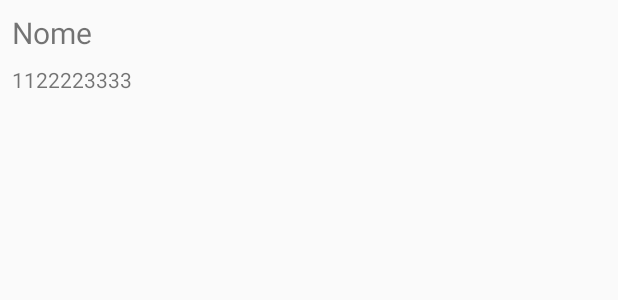
After one commit to kvrscream/Agenda-Alura, an Android app: the layout layout_item_aluno.xml on its own in the app's theme, with its tools: preview values and no code run, on a phone screen of 412 x 824 dp. The commit adds this screen. Shown: the top 300 px of the screen. Run offline under Robolectric (Android 15) with nearby library versions, the phone set to English and light mode, and no system bars.

Commit message:
ListView personalizado com base Adapter

```diff
--- /dev/null
+++ b/app/src/main/res/layout/layout_item_aluno.xml
@@ -0,0 +1,25 @@
+<?xml version="1.0" encoding="utf-8"?>
+<LinearLayout xmlns:android="http://schemas.android.com/apk/res/android"
+        android:orientation="vertical" android:layout_width="match_parent"
+        xmlns:tools="http://schemas.android.com/tools"
+        android:layout_height="match_parent">
+
+    <TextView
+            android:id="@+id/txtAlunoNome"
+            android:layout_width="match_parent"
+            android:layout_height="wrap_content"
+            android:textSize="20sp"
+            android:layout_margin="8dp"
+            tools:text="Nome"
+            />
+
+    <TextView
+            android:id="@+id/txtAlunoTelefone"
+            android:layout_width="match_parent"
+            android:layout_height="wrap_content"
+            android:layout_marginLeft="8dp"
+            android:layout_marginBottom="8dp"
+            android:layout_marginRight="8dp"
+            tools:text="1122223333"
+            />
+</LinearLayout>
```
Also changed, not shown: app/src/main/java/com/example/agenda/ui/activity/MainActivity.java (+5 -8 lines), app/src/main/java/com/example/agenda/ui/adapter/ListaAlunosAdapter.java (added, +61 -0 lines).
